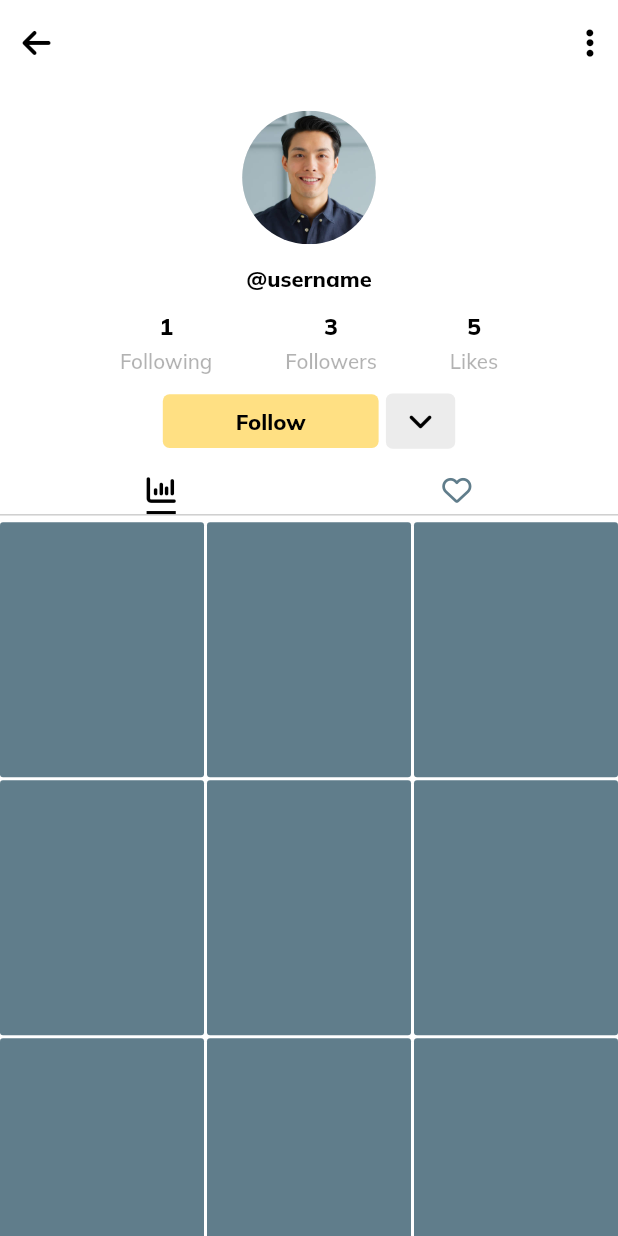
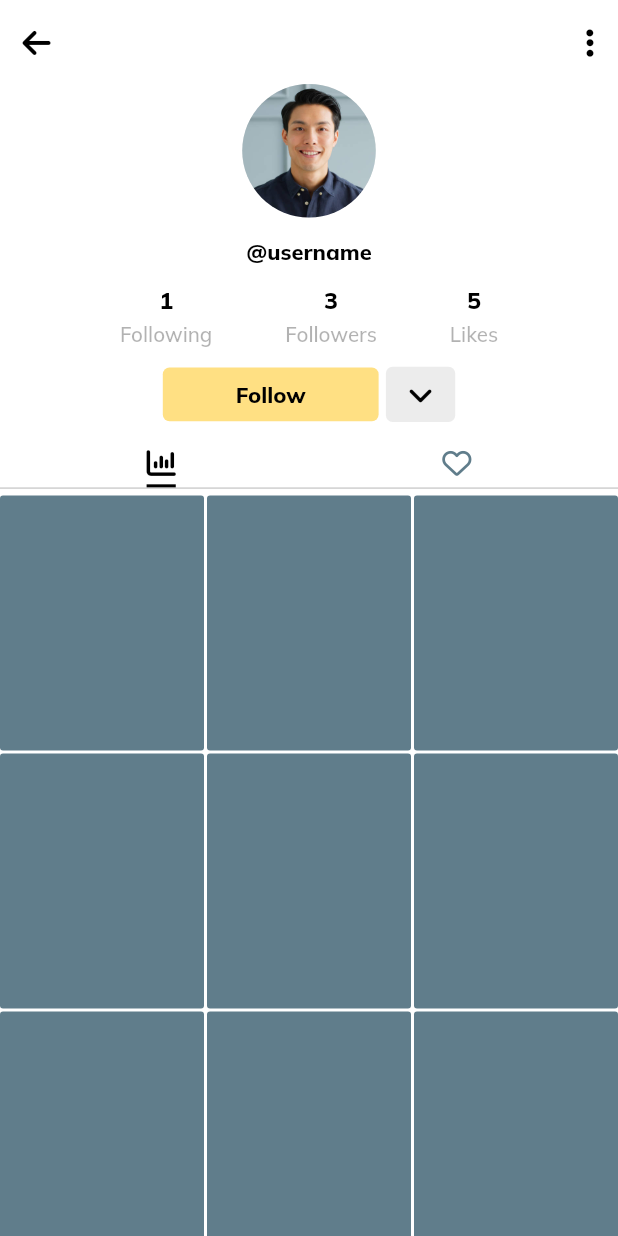
Before and after one commit to BenGik/Chalenger_repo, a Flutter app: the CreatorProfile screen opened directly, on a phone screen of 412 x 824 dp. Run offline on Flutter 3.47's test engine with Material 2 defaults, Android fonts, the phone set to English and light mode, and no system bars; our stand-ins replace camera, emoji_picker_flutter, firebase_core, font_awesome_flutter, get, google_fonts and 2 more; accounts and stored records are empty; generated files the repository leaves out were written again.

Commit message:
Fix profile screen problems

```diff
--- a/lib/main.dart
+++ b/lib/main.dart
@@ -43,7 +43,7 @@ class App extends StatelessWidget {
         textTheme: GoogleFonts.kanitTextTheme(
           Theme.of(context).textTheme,
       )),
-      home: const SplashScreen(),
+      home: const SplashScreen()
     );
   }
 }
--- a/lib/views/screens/creator_profile_screen.dart
+++ b/lib/views/screens/creator_profile_screen.dart
@@ -5,7 +5,8 @@ import 'package:flutter/services.dart';
 import 'package:font_awesome_flutter/font_awesome_flutter.dart';
 import 'package:google_fonts/google_fonts.dart';
 
-final fcontroller = ScrollController();
+
+final bController = ScrollController();
 
 class CreatorProfile extends StatefulWidget {
   const CreatorProfile({super.key});
@@ -16,6 +17,13 @@ class CreatorProfile extends StatefulWidget {
 
 class _CreatorProfileState extends State<CreatorProfile>
   with TickerProviderStateMixin{
+    @override
+    void initState() {
+    super.initState();
+
+    bController.addListener(() {});
+  }
+
   @override
   Widget build(BuildContext context) {
     TabController pController =
@@ -59,13 +67,17 @@ class _CreatorProfileState extends State<CreatorProfile>
           ],
         ),
       ),
-      body: SingleChildScrollView(
-        controller: fcontroller,
+      body: NotificationListener<OverscrollIndicatorNotification>(
+        onNotification: (OverscrollIndicatorNotification overscroll) {
+          overscroll.disallowIndicator();
+          return false;
+        },
+        child: SingleChildScrollView(
+          controller: bController,
           child: Column(
             mainAxisAlignment: MainAxisAlignment.start,
             crossAxisAlignment: CrossAxisAlignment.center,
             children: [
-            SizedBox(height: Dimentions.height20),
               CircleAvatar(
                 radius: Dimentions.r50,
                 backgroundColor: Colors.grey.withOpacity(0.2),
@@ -258,6 +270,7 @@ class _CreatorProfileState extends State<CreatorProfile>
             ],
           ),
         ),
+      ),
     );
   }
 }
@@ -278,7 +291,7 @@ class _CreatorPublictionsViewState extends State<CreatorPublictionsView> {
       body: GridView.builder(
         controller: scontroller,
         itemCount: 20,
-        physics: const NeverScrollableScrollPhysics(),
+        physics: bController.position.pixels == MediaQuery.of(context).size.height? const NeverScrollableScrollPhysics(): const ScrollPhysics(parent: null),
         shrinkWrap: true,
         gridDelegate: const SliverGridDelegateWithFixedCrossAxisCount(
           crossAxisCount: 3,
--- a/lib/views/widgets/home_screen_widgets/video_widget.dart
+++ b/lib/views/widgets/home_screen_widgets/video_widget.dart
@@ -124,7 +124,7 @@ class _VideoWidgetState extends State<VideoWidget> {
               right: 0,
               left: Dimentions.width10,
               child: Visibility(
-                visible: mainVideoPlayerController.value.isPlaying || mainVideoPlayerController.value.duration.inSeconds < 20 ? false : true,
+                visible: mainVideoPlayerController.value.isPlaying || mainVideoPlayerController.value.duration.inSeconds <= 20 ? false : true,
                 child: Row(
                   children: [
                     Text(
@@ -166,7 +166,7 @@ class _VideoWidgetState extends State<VideoWidget> {
               right: Dimentions.width10,
               left: Dimentions.width10,
               child: Visibility(
-                visible: mainVideoPlayerController.value.duration.inSeconds < 20 ? false : true,
+                visible: mainVideoPlayerController.value.duration.inSeconds <= 20 ? false : true,
                 child: Transform.scale(
                   scaleY:mainVideoPlayerController.value.isPlaying? 0.3 : 0.7,
                   child: VideoProgressIndicator(
```
Lines whose indentation alone changed are shown as unchanged.
